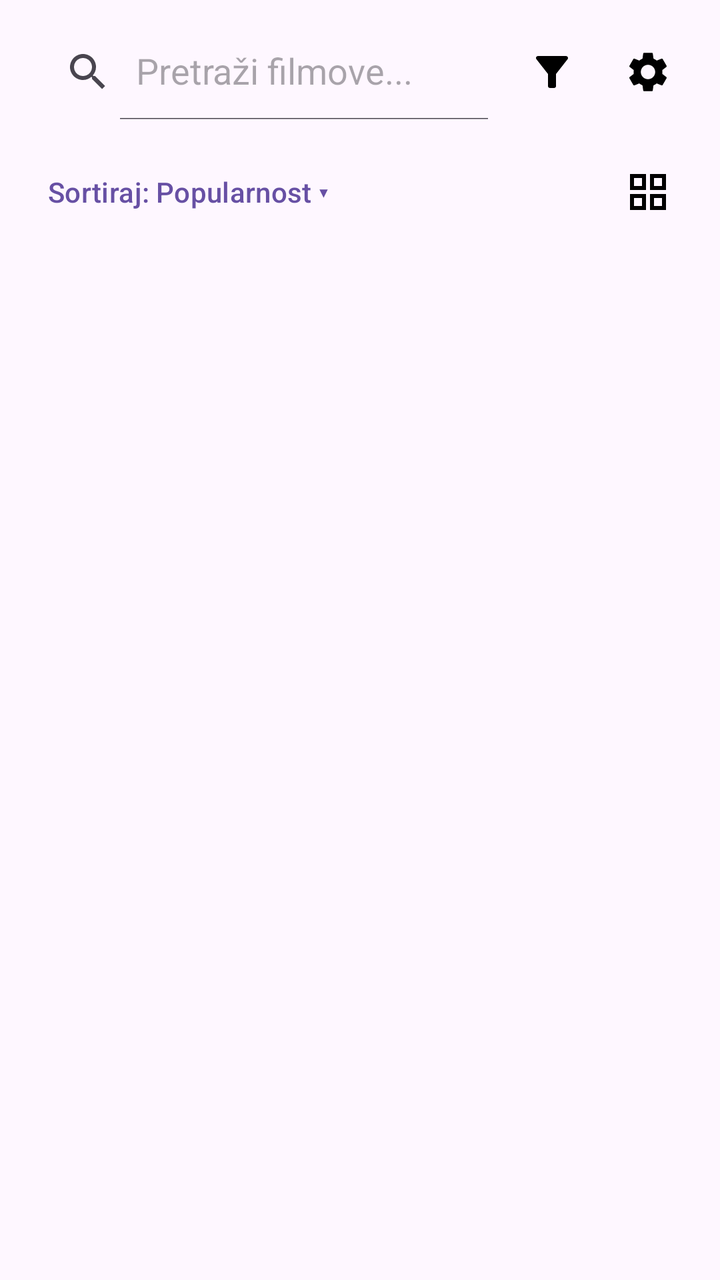
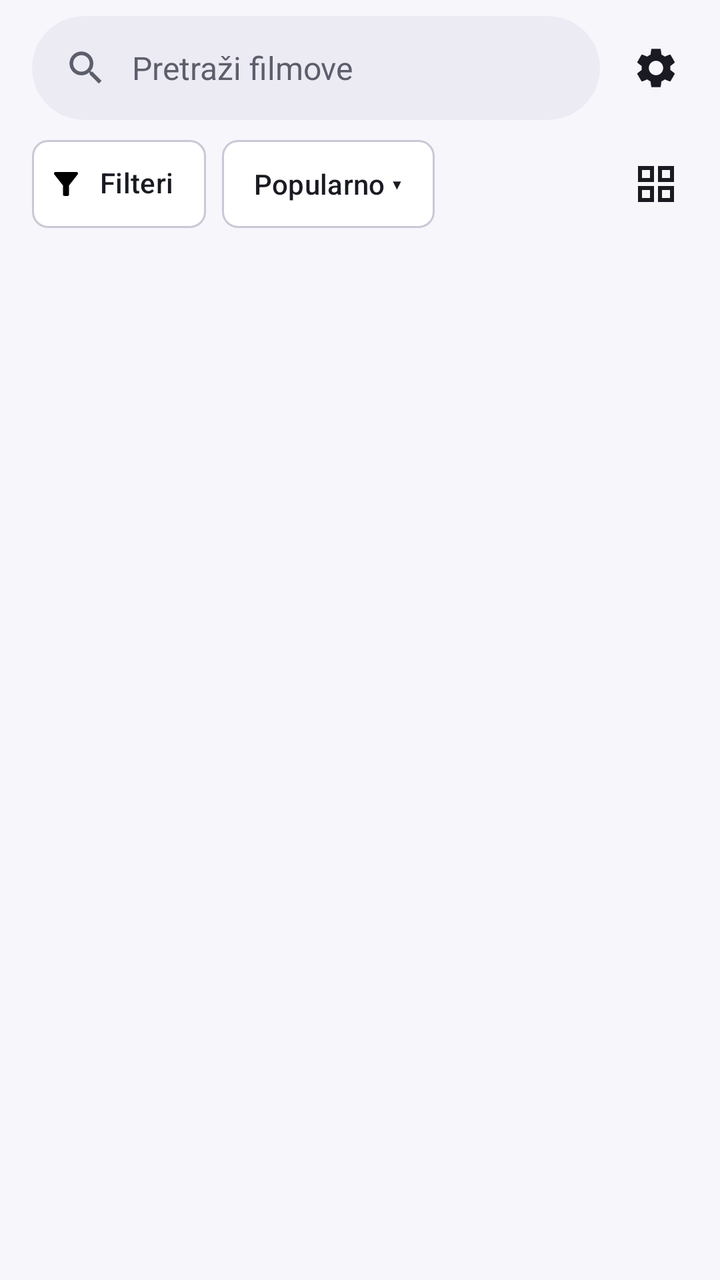

Before-and-after screenshots of an Android layout around one commit, followed by the original layout XML and the change that was made.
<!-- AndroidManifest.xml: application theme Theme.Cinevo -->
<!-- res/layout/fragment_home.xml -->
<?xml version="1.0" encoding="utf-8"?>
<LinearLayout
    xmlns:android="http://schemas.android.com/apk/res/android"
    xmlns:app="http://schemas.android.com/apk/res-auto"
    android:layout_width="match_parent"
    android:layout_height="match_parent"
    android:orientation="vertical">

    <LinearLayout
        android:layout_width="match_parent"
        android:layout_height="wrap_content"
        android:layout_margin="12dp"
        android:gravity="center_vertical"
        android:orientation="horizontal">

        <androidx.appcompat.widget.SearchView
            android:id="@+id/searchView"
            android:layout_width="0dp"
            android:layout_height="wrap_content"
            android:layout_weight="1"
            app:iconifiedByDefault="false"
            app:queryHint="Pretraži filmove..." />

        <ImageButton
            android:id="@+id/btnFilter"
            android:layout_width="48dp"
            android:layout_height="48dp"
            android:background="?attr/selectableItemBackgroundBorderless"
            android:contentDescription="Filteri"
            android:src="@drawable/ic_filter" />

        <ImageButton
            android:id="@+id/btnSettings"
            android:layout_width="48dp"
            android:layout_height="48dp"
            android:background="?attr/selectableItemBackgroundBorderless"
            android:contentDescription="Postavke"
            android:src="@drawable/ic_settings" />
    </LinearLayout>

    <LinearLayout
        android:layout_width="match_parent"
        android:layout_height="wrap_content"
        android:gravity="center_vertical"
        android:orientation="horizontal"
        android:paddingStart="12dp"
        android:paddingEnd="12dp">

        <Button
            android:id="@+id/btnSort"
            style="?attr/borderlessButtonStyle"
            android:layout_width="0dp"
            android:layout_height="wrap_content"
            android:layout_weight="1"
            android:gravity="start|center_vertical"
            android:text="Sortiraj: Popularnost ▾" />

        <ImageButton
            android:id="@+id/btnGrid"
            android:layout_width="48dp"
            android:layout_height="48dp"
            android:background="?attr/selectableItemBackgroundBorderless"
            android:contentDescription="Broj kolona"
            android:src="@drawable/ic_grid" />
    </LinearLayout>

    <com.google.android.material.chip.Chip
        android:id="@+id/chipActiveFilters"
        android:layout_width="match_parent"
        android:layout_height="wrap_content"
        android:layout_marginStart="12dp"
        android:layout_marginEnd="12dp"
        android:ellipsize="end"
        android:maxLines="1"
        android:textSize="13sp"
        android:visibility="gone"
        app:chipMinHeight="48dp"
        app:closeIconVisible="true" />

    <FrameLayout
        android:layout_width="match_parent"
        android:layout_height="0dp"
        android:layout_weight="1">

        <androidx.recyclerview.widget.RecyclerView
            android:id="@+id/recyclerMovies"
            android:layout_width="match_parent"
            android:layout_height="match_parent"
            android:clipToPadding="false"
            android:padding="6dp" />

        <ProgressBar
            android:id="@+id/progressPage"
            android:layout_width="wrap_content"
            android:layout_height="wrap_content"
            android:layout_gravity="bottom|center_horizontal"
            android:layout_marginBottom="16dp"
            android:visibility="gone" />

        <ProgressBar
            android:id="@+id/progressCenter"
            android:layout_width="wrap_content"
            android:layout_height="wrap_content"
            android:layout_gravity="center"
            android:visibility="gone" />

        <LinearLayout
            android:id="@+id/stateView"
            android:layout_width="wrap_content"
            android:layout_height="wrap_content"
            android:layout_gravity="center"
            android:gravity="center_horizontal"
            android:orientation="vertical"
            android:padding="24dp"
            android:visibility="gone">

            <TextView
                android:id="@+id/tvState"
                android:layout_width="wrap_content"
                android:layout_height="wrap_content"
                android:gravity="center"
                android:textSize="16sp" />

            <Button
                android:id="@+id/btnRetry"
                android:layout_width="wrap_content"
                android:layout_height="wrap_content"
                android:layout_marginTop="12dp"
                android:text="Pokušaj ponovo"
                android:visibility="gone" />
        </LinearLayout>
    </FrameLayout>

</LinearLayout>
<!-- resources referenced by this layout -->
<resources>
  <style name="Theme.Cinevo" parent="Base.Theme.Cinevo" />
  <style name="Base.Theme.Cinevo" parent="Theme.Material3.DayNight.NoActionBar">
          
          
      </style>
  <!-- unchanged entries left out for length: 3 -->
</resources>

<!-- the commit's change to res/layout/fragment_home.xml (unified diff, before → after) -->
@@ -9,33 +9,74 @@
     <LinearLayout
         android:layout_width="match_parent"
         android:layout_height="wrap_content"
-        android:layout_margin="12dp"
         android:gravity="center_vertical"
-        android:orientation="horizontal">
+        android:orientation="horizontal"
+        android:paddingStart="16dp"
+        android:paddingTop="8dp"
+        android:paddingEnd="8dp">
 
-        <androidx.appcompat.widget.SearchView
-            android:id="@+id/searchView"
+        <com.google.android.material.card.MaterialCardView
             android:layout_width="0dp"
-            android:layout_height="wrap_content"
+            android:layout_height="52dp"
             android:layout_weight="1"
-            app:iconifiedByDefault="false"
-            app:queryHint="Pretraži filmove..." />
+            app:cardBackgroundColor="?attr/colorSurfaceVariant"
+            app:cardCornerRadius="26dp"
+            app:cardElevation="0dp"
+            app:strokeWidth="0dp">
 
-        <ImageButton
-            android:id="@+id/btnFilter"
-            android:layout_width="48dp"
-            android:layout_height="48dp"
-            android:background="?attr/selectableItemBackgroundBorderless"
-            android:contentDescription="Filteri"
-            android:src="@drawable/ic_filter" />
+            <LinearLayout
+                android:layout_width="match_parent"
+                android:layout_height="match_parent"
+                android:gravity="center_vertical"
+                android:orientation="horizontal"
+                android:paddingStart="16dp"
+                android:paddingEnd="4dp">
+
+                <ImageView
+                    android:layout_width="22dp"
+                    android:layout_height="22dp"
+                    android:contentDescription="Pretraga"
+                    android:src="@drawable/ic_search"
+                    app:tint="?attr/colorOnSurfaceVariant" />
+
+                <EditText
+                    android:id="@+id/editSearch"
+                    android:layout_width="0dp"
+                    android:layout_height="match_parent"
+                    android:layout_weight="1"
+                    android:background="@null"
+                    android:hint="Pretraži filmove"
+                    android:imeOptions="actionSearch"
+                    android:importantForAutofill="no"
+                    android:inputType="text"
+                    android:maxLines="1"
+                    android:paddingStart="12dp"
+                    android:paddingEnd="8dp"
+                    android:textColor="?attr/colorOnSurface"
+                    android:textColorHint="?attr/colorOnSurfaceVariant"
+                    android:textSize="16sp" />
+
+                <ImageButton
+                    android:id="@+id/btnClearSearch"
+                    android:layout_width="44dp"
+                    android:layout_height="44dp"
+                    android:background="?attr/selectableItemBackgroundBorderless"
+                    android:contentDescription="Obriši tekst"
+                    android:src="@drawable/ic_close"
+                    android:visibility="gone"
+                    app:tint="?attr/colorOnSurfaceVariant" />
+            </LinearLayout>
+        </com.google.android.material.card.MaterialCardView>
 
         <ImageButton
             android:id="@+id/btnSettings"
             android:layout_width="48dp"
             android:layout_height="48dp"
+            android:layout_marginStart="4dp"
             android:background="?attr/selectableItemBackgroundBorderless"
             android:contentDescription="Postavke"
-            android:src="@drawable/ic_settings" />
+            android:src="@drawable/ic_settings"
+            app:tint="?attr/colorOnSurface" />
     </LinearLayout>
 
     <LinearLayout
@@ -43,17 +84,32 @@
         android:layout_height="wrap_content"
         android:gravity="center_vertical"
         android:orientation="horizontal"
-        android:paddingStart="12dp"
-        android:paddingEnd="12dp">
+        android:paddingStart="16dp"
+        android:paddingTop="8dp"
+        android:paddingEnd="8dp"
+        android:paddingBottom="4dp">
 
-        <Button
-            android:id="@+id/btnSort"
-            style="?attr/borderlessButtonStyle"
+        <com.google.android.material.chip.Chip
+            android:id="@+id/chipFilters"
+            android:layout_width="wrap_content"
+            android:layout_height="wrap_content"
+            android:text="Filteri"
+            app:chipIcon="@drawable/ic_filter"
+            app:chipIconVisible="true"
+            app:chipMinHeight="44dp" />
+
+        <com.google.android.material.chip.Chip
+            android:id="@+id/chipSort"
+            android:layout_width="wrap_content"
+            android:layout_height="wrap_content"
+            android:layout_marginStart="8dp"
+            android:text="Popularno ▾"
+            app:chipMinHeight="44dp" />
+
+        <Space
             android:layout_width="0dp"
-            android:layout_height="wrap_content"
-            android:layout_weight="1"
-            android:gravity="start|center_vertical"
-            android:text="Sortiraj: Popularnost ▾" />
+            android:layout_height="0dp"
+            android:layout_weight="1" />
 
         <ImageButton
             android:id="@+id/btnGrid"
@@ -61,21 +117,9 @@
             android:layout_height="48dp"
             android:background="?attr/selectableItemBackgroundBorderless"
             android:contentDescription="Broj kolona"
-            android:src="@drawable/ic_grid" />
+            android:src="@drawable/ic_grid"
+            app:tint="?attr/colorOnSurface" />
     </LinearLayout>
-
-    <com.google.android.material.chip.Chip
-        android:id="@+id/chipActiveFilters"
-        android:layout_width="match_parent"
-        android:layout_height="wrap_content"
-        android:layout_marginStart="12dp"
-        android:layout_marginEnd="12dp"
-        android:ellipsize="end"
-        android:maxLines="1"
-        android:textSize="13sp"
-        android:visibility="gone"
-        app:chipMinHeight="48dp"
-        app:closeIconVisible="true" />
 
     <FrameLayout
         android:layout_width="match_parent"
@@ -119,6 +163,7 @@
                 android:layout_width="wrap_content"
                 android:layout_height="wrap_content"
                 android:gravity="center"
+                android:textColor="?attr/colorOnSurfaceVariant"
                 android:textSize="16sp" />
 
             <Button
<!-- resource entries referenced after the edit -->
@@ -1,9 +1,66 @@
 <!-- resources referenced by this layout -->
 <resources>
-  <style name="Theme.Cinevo" parent="Base.Theme.Cinevo" />
-  <style name="Base.Theme.Cinevo" parent="Theme.Material3.DayNight.NoActionBar">
-          
-          
+  <!-- drawable ic_close (drawable) -->
+  <vector xmlns:android="http://schemas.android.com/apk/res/android" android:height="24dp" android:tint="#000000" android:viewportHeight="24" android:viewportWidth="24" android:width="24dp">
+        
+      <path android:fillColor="@android:color/white" android:pathData="M19,6.41L17.59,5 12,10.59 6.41,5 5,6.41 10.59,12 5,17.59 6.41,19 12,13.41 17.59,19 19,17.59 13.41,12z"/>
+      
+  </vector>
+  <!-- drawable ic_search (drawable) -->
+  <vector xmlns:android="http://schemas.android.com/apk/res/android" android:height="24dp" android:tint="#000000" android:viewportHeight="24" android:viewportWidth="24" android:width="24dp">
+        
+      <path android:fillColor="@android:color/white" android:pathData="M15.5,14h-0.79l-0.28,-0.27C15.41,12.59 16,11.11 16,9.5 16,5.91 13.09,3 9.5,3S3,5.91 3,9.5 5.91,16 9.5,16c1.61,0 3.09,-0.59 4.23,-1.57l0.27,0.28v0.79l5,4.99L20.49,19l-4.99,-5zM9.5,14C7.01,14 5,11.99 5,9.5S7.01,5 9.5,5 14,7.01 14,9.5 11.99,14 9.5,14z"/>
+      
+  </vector>
+  <style name="Theme.Cinevo" parent="Theme.Material3.DayNight.NoActionBar">
+          <item name="colorPrimary">@color/cinevo_primary</item>
+          <item name="colorOnPrimary">@color/cinevo_on_primary</item>
+          <item name="colorPrimaryContainer">@color/cinevo_primary_container</item>
+          <item name="colorOnPrimaryContainer">@color/cinevo_on_primary_container</item>
+  
+          <item name="colorSecondary">@color/cinevo_secondary</item>
+          <item name="colorOnSecondary">@color/cinevo_on_secondary</item>
+          <item name="colorSecondaryContainer">@color/cinevo_secondary_container</item>
+          <item name="colorOnSecondaryContainer">@color/cinevo_on_secondary_container</item>
+  
+          <item name="android:colorBackground">@color/cinevo_background</item>
+          <item name="colorOnBackground">@color/cinevo_on_background</item>
+          <item name="colorSurface">@color/cinevo_surface</item>
+          <item name="colorOnSurface">@color/cinevo_on_surface</item>
+          <item name="colorSurfaceVariant">@color/cinevo_surface_variant</item>
+          <item name="colorOnSurfaceVariant">@color/cinevo_on_surface_variant</item>
+          <item name="colorOutline">@color/cinevo_outline</item>
+  
+          <item name="shapeAppearanceSmallComponent">@style/ShapeAppearance.Cinevo.Small</item>
+          <item name="shapeAppearanceMediumComponent">@style/ShapeAppearance.Cinevo.Medium</item>
+          <item name="shapeAppearanceLargeComponent">@style/ShapeAppearance.Cinevo.Large</item>
+      </style>
+  <color name="cinevo_primary">#6A4DF4</color>
+  <color name="cinevo_on_primary">#FFFFFF</color>
+  <color name="cinevo_primary_container">#E6DEFF</color>
+  <color name="cinevo_on_primary_container">#1E0A66</color>
+  <color name="cinevo_secondary">#FFB703</color>
+  <color name="cinevo_on_secondary">#2B1D00</color>
+  <color name="cinevo_secondary_container">#FFE7A8</color>
+  <color name="cinevo_on_secondary_container">#2B1D00</color>
+  <color name="cinevo_background">#F6F6FB</color>
+  <color name="cinevo_on_background">#1A1B22</color>
+  <color name="cinevo_surface">#FFFFFF</color>
+  <color name="cinevo_on_surface">#1A1B22</color>
+  <color name="cinevo_surface_variant">#ECEBF4</color>
+  <color name="cinevo_on_surface_variant">#5C5E6B</color>
+  <color name="cinevo_outline">#C9C8D6</color>
+  <style name="ShapeAppearance.Cinevo.Small" parent="ShapeAppearance.Material3.SmallComponent">
+          <item name="cornerFamily">rounded</item>
+          <item name="cornerSize">12dp</item>
+      </style>
+  <style name="ShapeAppearance.Cinevo.Medium" parent="ShapeAppearance.Material3.MediumComponent">
+          <item name="cornerFamily">rounded</item>
+          <item name="cornerSize">16dp</item>
+      </style>
+  <style name="ShapeAppearance.Cinevo.Large" parent="ShapeAppearance.Material3.LargeComponent">
+          <item name="cornerFamily">rounded</item>
+          <item name="cornerSize">24dp</item>
       </style>
   <!-- unchanged entries left out for length: 3 -->
 </resources>
